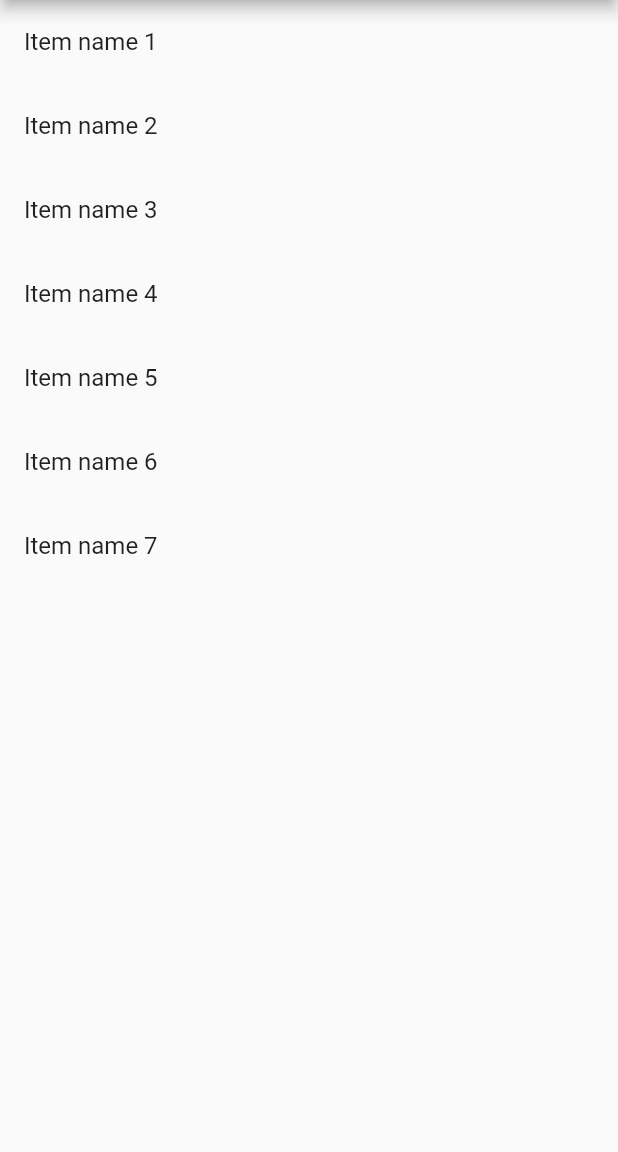
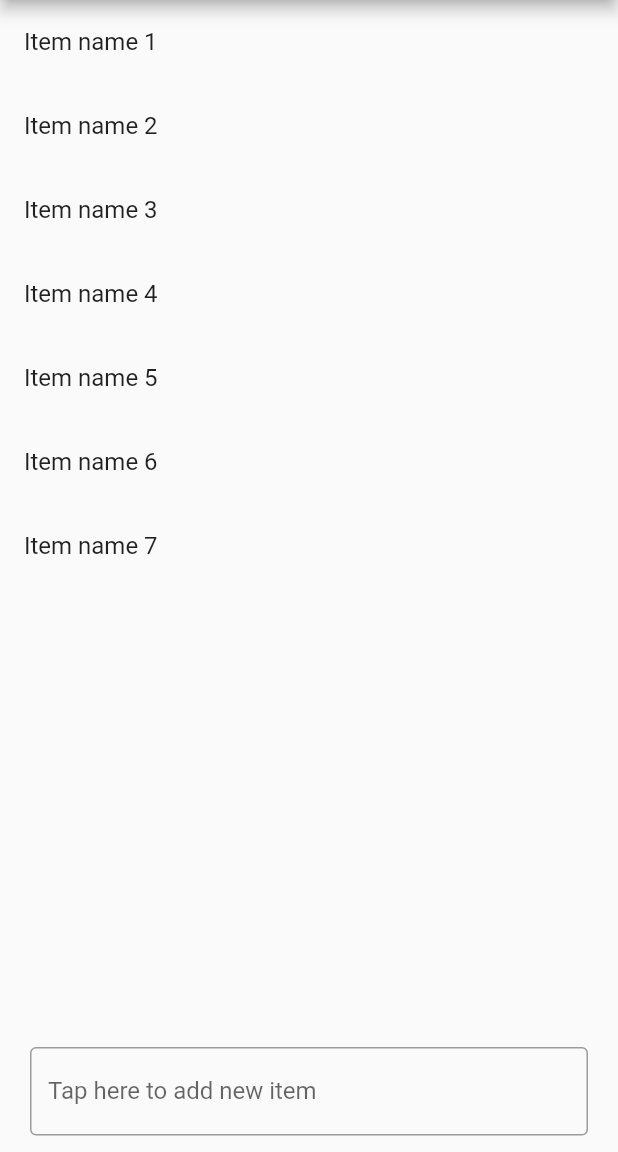
Before and after one commit to advaithhl/AHLGroceries, a Flutter app: the StorePage screen opened directly, on a phone screen of 412 x 824 dp, the part 84-1236 px from its top. Run offline on Flutter 3.47's test engine with Material 2 defaults, Android fonts, the phone set to English and light mode, and no system bars; our stand-ins replace share_plus.

Commit message:
Add UI for appending item list

```diff
--- a/lib/storepage.dart
+++ b/lib/storepage.dart
@@ -19,6 +19,9 @@ class StorePage extends StatefulWidget {
 }
 
 class _StorePageState extends State<StorePage> {
+  late TextEditingController _newItemTextFieldController =
+      TextEditingController();
+
   /// Update backend list on reordering.
   void reorderData(int oldIndex, int newIndex) {
     setState(() {
@@ -68,7 +71,10 @@ class _StorePageState extends State<StorePage> {
           ),
         ],
       ),
-      body: Center(
+      body: Column(
+        children: [
+          Expanded(
+            child: Center(
               child: ReorderableListView.builder(
                 itemCount: widget.myItems.length,
                 onReorder: reorderData,
@@ -92,6 +98,30 @@ class _StorePageState extends State<StorePage> {
                 },
               ),
             ),
+          ),
+          SizedBox(
+            height: 70,
+            width: double.infinity,
+            child: Padding(
+              padding: const EdgeInsets.symmetric(horizontal: 20),
+              child: TextField(
+                controller: _newItemTextFieldController,
+                decoration: InputDecoration(
+                  labelText: 'Tap here to add new item',
+                  hintText: 'New item',
+                  border: OutlineInputBorder(),
+                ),
+                onSubmitted: (String text) {
+                  print(text);
+                  setState(() {
+                    _newItemTextFieldController.text = '';
+                  });
+                },
+              ),
+            ),
+          ),
+        ],
+      ),
     );
   }
 }
```
Lines whose indentation alone changed are shown as unchanged.
